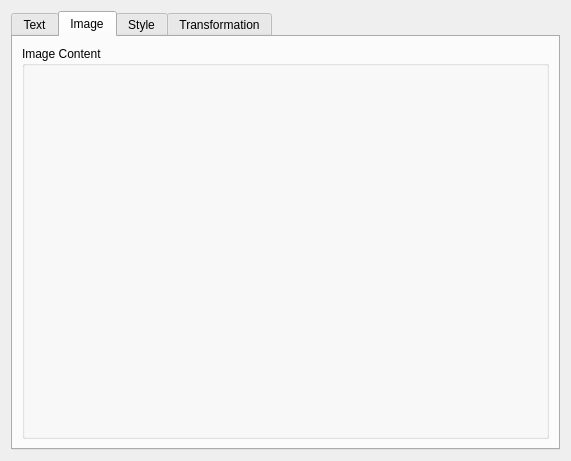
studio-berry/loop, file Pdf4QtLibWidgets/sources/pdfpagecontenteditorediteditemsettings.ui: the form before one commit.
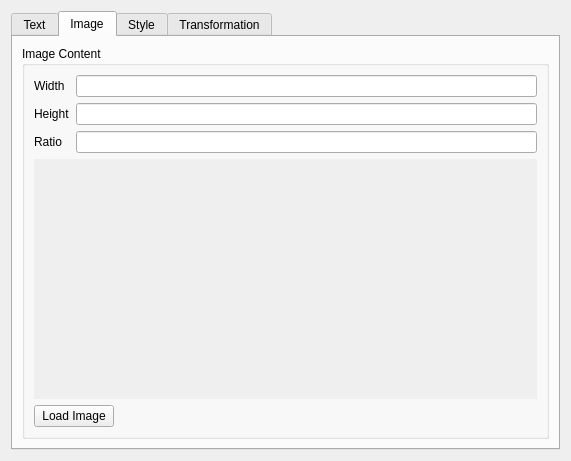
The form after the commit. The open tabs and pages were chosen to show the change.

The edit to the form file:
```diff
--- a/Pdf4QtLibWidgets/sources/pdfpagecontenteditorediteditemsettings.ui
+++ b/Pdf4QtLibWidgets/sources/pdfpagecontenteditorediteditemsettings.ui
@@ -48,14 +48,87 @@
          <property name="title">
           <string>Image Content</string>
          </property>
-         <layout class="QVBoxLayout" name="verticalLayout_5">
+         <layout class="QVBoxLayout" name="verticalLayout_5" stretch="0,1,0">
+          <item>
+           <layout class="QGridLayout" name="gridLayout">
+            <item row="1" column="0">
+             <widget class="QLabel" name="imageHeightLabel">
+              <property name="text">
+               <string>Height</string>
+              </property>
+             </widget>
+            </item>
+            <item row="0" column="0">
+             <widget class="QLabel" name="imageWidthLabel">
+              <property name="text">
+               <string>Width</string>
+              </property>
+             </widget>
+            </item>
+            <item row="1" column="2">
+             <widget class="QLineEdit" name="imageHeightEdit">
+              <property name="readOnly">
+               <bool>true</bool>
+              </property>
+             </widget>
+            </item>
+            <item row="0" column="2">
+             <widget class="QLineEdit" name="imageWidthEdit">
+              <property name="readOnly">
+               <bool>true</bool>
+              </property>
+             </widget>
+            </item>
+            <item row="2" column="0">
+             <widget class="QLabel" name="imageRatioLabel">
+              <property name="text">
+               <string>Ratio</string>
+              </property>
+             </widget>
+            </item>
+            <item row="2" column="2">
+             <widget class="QLineEdit" name="imageRatioEdit">
+              <property name="readOnly">
+               <bool>true</bool>
+              </property>
+             </widget>
+            </item>
+           </layout>
+          </item>
           <item>
            <widget class="QLabel" name="imageLabel">
+            <property name="autoFillBackground">
+             <bool>true</bool>
+            </property>
             <property name="text">
              <string/>
             </property>
            </widget>
           </item>
+          <item>
+           <layout class="QHBoxLayout" name="horizontalLayout">
+            <item>
+             <widget class="QPushButton" name="loadImageButton">
+              <property name="text">
+               <string>Load Image</string>
+              </property>
+             </widget>
+            </item>
+            <item>
+             <spacer name="horizontalSpacer">
+              <property name="orientation">
+               <enum>Qt::Horizontal</enum>
+              </property>
+              <property name="sizeHint" stdset="0">
+               <size>
+                <width>40</width>
+                <height>20</height>
+               </size>
+              </property>
+             </spacer>
+            </item>
+           </layout>
+          </item>
          </layout>
         </widget>
        </item>
```
Left out of the diff: 2 changed lines with no effect on the pictures.
